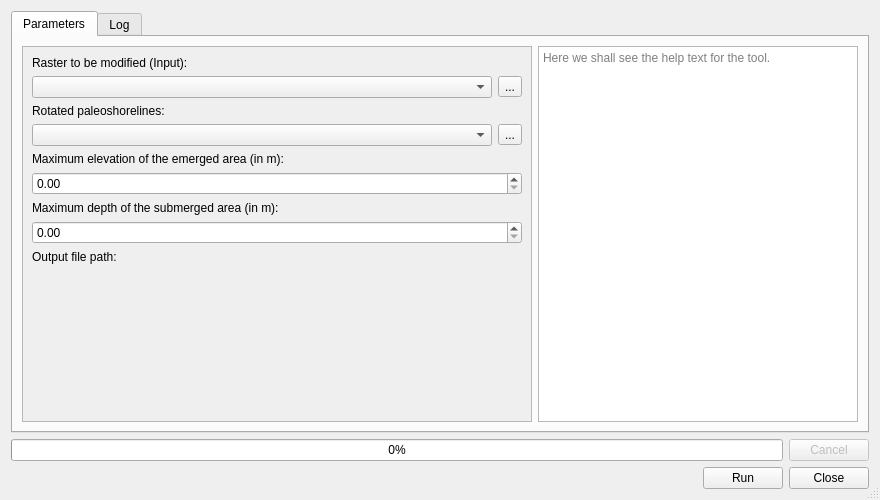
The window that paleoshorelines_dialog_base.ui (jaminzoda/terra-antiqua) describes before a commit, drawn with Qt 5.
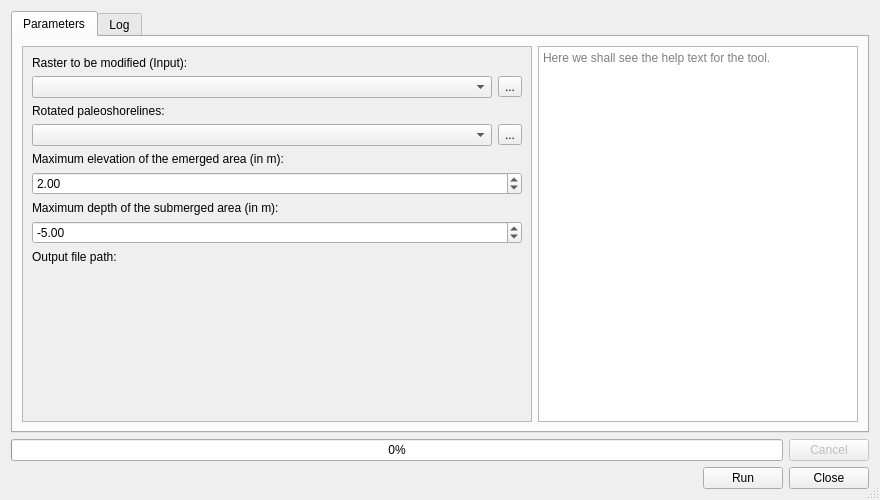
The same window after the commit. Custom widgets are drawn as their Qt base class.

The edit to the form file:
```diff
--- a/paleoshorelines_dialog_base.ui
+++ b/paleoshorelines_dialog_base.ui
@@ -70,8 +70,8 @@
            <rect>
             <x>0</x>
             <y>0</y>
-            <width>494</width>
-            <height>341</height>
+            <width>510</width>
+            <height>372</height>
            </rect>
           </property>
           <layout class="QVBoxLayout" name="verticalLayout_4">
@@ -133,7 +133,17 @@
             </widget>
            </item>
            <item>
-            <widget class="QDoubleSpinBox" name="doubleSpinBox_2"/>
+            <widget class="QDoubleSpinBox" name="maxElevSpinBox">
+             <property name="minimum">
+              <double>-1.000000000000000</double>
+             </property>
+             <property name="maximum">
+              <double>2000.000000000000000</double>
+             </property>
+             <property name="value">
+              <double>2.000000000000000</double>
+             </property>
+            </widget>
            </item>
            <item>
             <widget class="QLabel" name="label_3">
@@ -143,7 +153,17 @@
             </widget>
            </item>
            <item>
-            <widget class="QDoubleSpinBox" name="doubleSpinBox"/>
+            <widget class="QDoubleSpinBox" name="maxDepthSpinBox">
+             <property name="minimum">
+              <double>-1000.000000000000000</double>
+             </property>
+             <property name="maximum">
+              <double>1.000000000000000</double>
+             </property>
+             <property name="value">
+              <double>-5.000000000000000</double>
+             </property>
+            </widget>
            </item>
            <item>
             <layout class="QVBoxLayout" name="verticalLayout_3">
```
Left out of the diff: 2 changed lines with no effect on the pictures.
